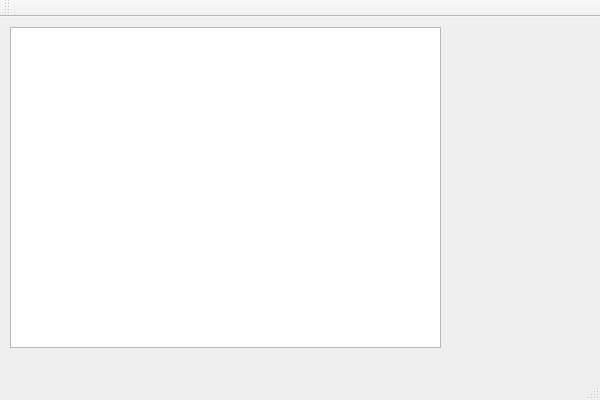
Qt form HtmlPageSearcher.ui (AnatoliiKubariev/HtmlPageSearcher) before a commit.
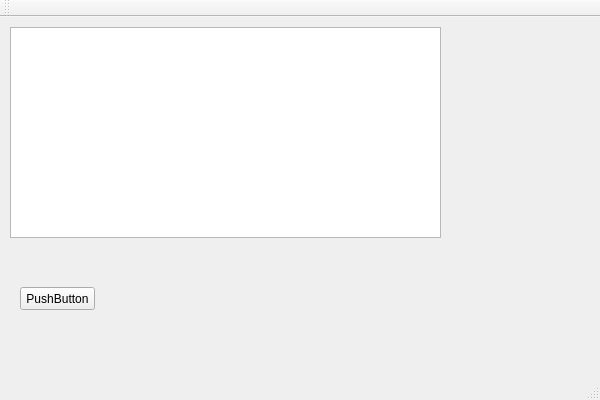
The same form after that commit.

Patch:
```diff
--- a/HtmlPageSearcher.ui
+++ b/HtmlPageSearcher.ui
@@ -20,10 +20,23 @@
       <x>10</x>
       <y>10</y>
       <width>431</width>
-      <height>321</height>
+      <height>211</height>
      </rect>
     </property>
    </widget>
+   <widget class="QPushButton" name="m_button_start">
+    <property name="geometry">
+     <rect>
+      <x>20</x>
+      <y>270</y>
+      <width>75</width>
+      <height>23</height>
+     </rect>
+    </property>
+    <property name="text">
+     <string>PushButton</string>
+    </property>
+   </widget>
   </widget>
   <widget class="QMenuBar" name="menuBar">
    <property name="geometry">
```
Left out of the diff: 2 changed lines with no effect on the pictures.
